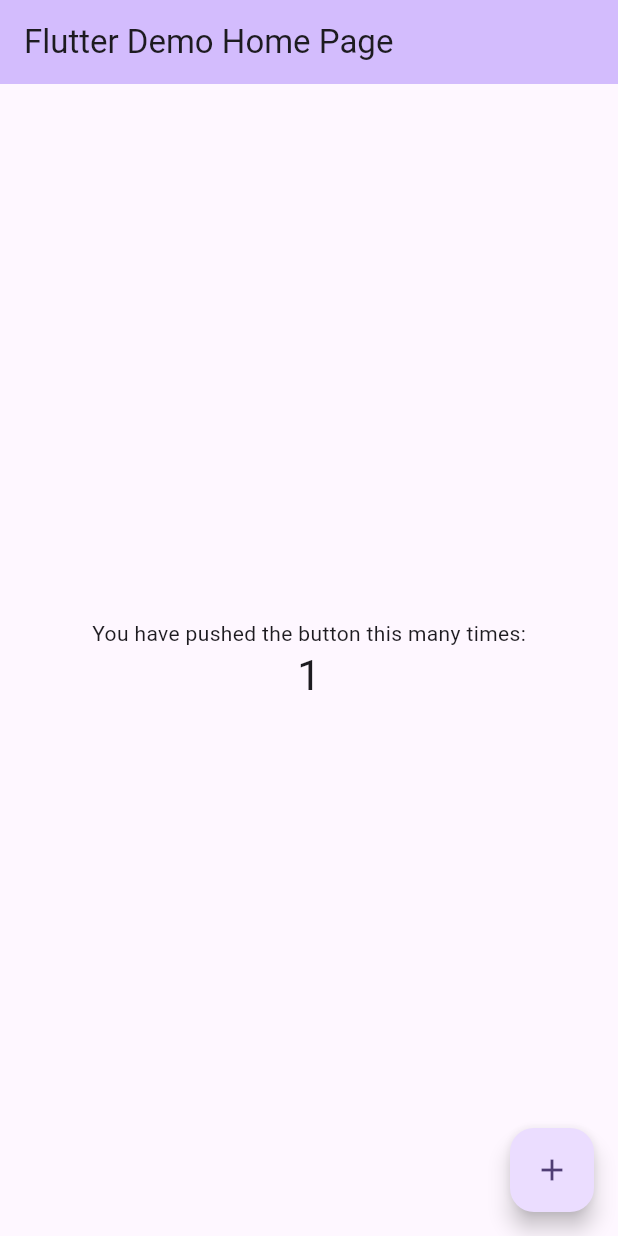
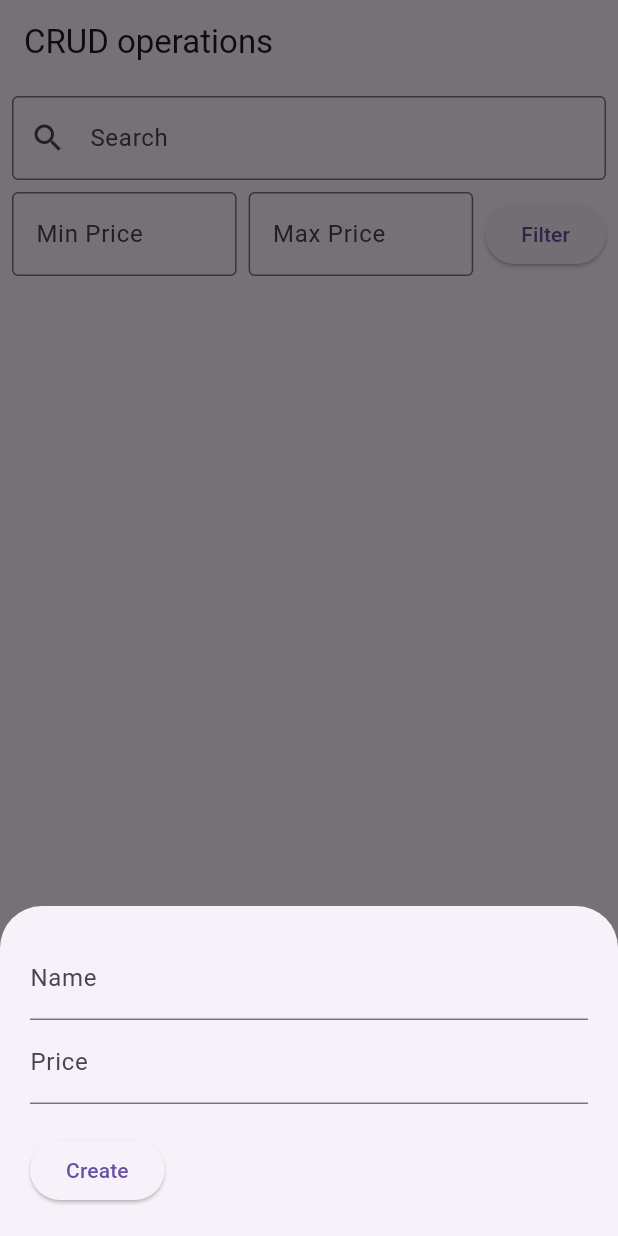
Before and after one commit to fheise1/CW6--MAD-, a Flutter app: the screen it shows after launch, after a tap on the "add" icon, on a phone screen of 412 x 824 dp. Run offline on Flutter 3.47's test engine with Material 3 defaults, Android fonts, the phone set to English and light mode, and no system bars; our stand-ins replace cloud_firestore, firebase_core; accounts and stored records are empty.

Commit message:
added firebase and in classwork 11 base code to start off from

```diff
--- a/lib/main.dart
+++ b/lib/main.dart
@@ -1,125 +1,273 @@
 import 'package:flutter/material.dart';
+import 'package:firebase_core/firebase_core.dart';
+import 'package:cloud_firestore/cloud_firestore.dart';
+import 'firebase_options.dart';
 
-void main() {
+void main() async {
+  WidgetsFlutterBinding.ensureInitialized();
+  await Firebase.initializeApp(
+    options: DefaultFirebaseOptions.currentPlatform,
+  );
   runApp(const MyApp());
 }
 
 class MyApp extends StatelessWidget {
   const MyApp({super.key});
 
-  // This widget is the root of your application.
   @override
   Widget build(BuildContext context) {
-    return MaterialApp(
-      title: 'Flutter Demo',
-      theme: ThemeData(
-        // This is the theme of your application.
-        //
-        // TRY THIS: Try running your application with "flutter run". You'll see
-        // the application has a purple toolbar. Then, without quitting the app,
-        // try changing the seedColor in the colorScheme below to Colors.green
-        // and then invoke "hot reload" (save your changes or press the "hot
-        // reload" button in a Flutter-supported IDE, or press "r" if you used
-        // the command line to start the app).
-        //
-        // Notice that the counter didn't reset back to zero; the application
-        // state is not lost during the reload. To reset the state, use hot
-        // restart instead.
-        //
-        // This works for code too, not just values: Most code changes can be
-        // tested with just a hot reload.
-        colorScheme: ColorScheme.fromSeed(seedColor: Colors.deepPurple),
-        useMaterial3: true,
-      ),
-      home: const MyHomePage(title: 'Flutter Demo Home Page'),
+    return const MaterialApp(
+      // Remove the debug banner
+      debugShowCheckedModeBanner: false,
+      title: 'Test',
+      home: HomePage(),
     );
   }
 }
 
-class MyHomePage extends StatefulWidget {
-  const MyHomePage({super.key, required this.title});
-
-  // This widget is the home page of your application. It is stateful, meaning
-  // that it has a State object (defined below) that contains fields that affect
-  // how it looks.
-
-  // This class is the configuration for the state. It holds the values (in this
-  // case the title) provided by the parent (in this case the App widget) and
-  // used by the build method of the State. Fields in a Widget subclass are
-  // always marked "final".
-
-  final String title;
+class HomePage extends StatefulWidget {
+  const HomePage({super.key});
 
   @override
-  State<MyHomePage> createState() => _MyHomePageState();
+  State<HomePage> createState() => _HomePageState();
 }
 
-class _MyHomePageState extends State<MyHomePage> {
-  int _counter = 0;
+class _HomePageState extends State<HomePage> {
+  // text fields' controllers
+  final TextEditingController _nameController = TextEditingController();
+  final TextEditingController _priceController = TextEditingController();
+  final TextEditingController _searchController = TextEditingController(); // Controller for search bar
+  final TextEditingController _minPriceController = TextEditingController(); // Controller for minimum price
+  final TextEditingController _maxPriceController = TextEditingController(); // Controller for maximum price
 
-  void _incrementCounter() {
-    setState(() {
-      // This call to setState tells the Flutter framework that something has
-      // changed in this State, which causes it to rerun the build method below
-      // so that the display can reflect the updated values. If we changed
-      // _counter without calling setState(), then the build method would not be
-      // called again, and so nothing would appear to happen.
-      _counter++;
+  final CollectionReference _products =
+      FirebaseFirestore.instance.collection('products');
+
+  String _searchQuery = '';
+  double? _minPrice; // Minimum price filter
+  double? _maxPrice; // Maximum price filter
+
+  @override
+  void initState() {
+    super.initState();
+    _searchController.addListener(() {
+      setState(() {
+        _searchQuery = _searchController.text.toLowerCase();
+      });
     });
   }
 
   @override
+  void dispose() {
+    _nameController.dispose();
+    _priceController.dispose();
+    _searchController.dispose();
+    _minPriceController.dispose();
+    _maxPriceController.dispose();
+    super.dispose();
+  }
+
+  void _applyPriceFilter() {
+    setState(() {
+      _minPrice = double.tryParse(_minPriceController.text);
+      _maxPrice = double.tryParse(_maxPriceController.text);
+    });
+  }
+
+  Future<void> _createOrUpdate([DocumentSnapshot? documentSnapshot]) async {
+    String action = 'create';
+    if (documentSnapshot != null) {
+      action = 'update';
+      _nameController.text = documentSnapshot['name'];
+      _priceController.text = documentSnapshot['price'].toString();
+    }
+
+    await showModalBottomSheet(
+      isScrollControlled: true,
+      context: context,
+      builder: (BuildContext ctx) {
+        return Padding(
+          padding: EdgeInsets.only(
+            top: 20,
+            left: 20,
+            right: 20,
+            bottom: MediaQuery.of(ctx).viewInsets.bottom + 20,
+          ),
+          child: Column(
+            mainAxisSize: MainAxisSize.min,
+            crossAxisAlignment: CrossAxisAlignment.start,
+            children: [
+              TextField(
+                controller: _nameController,
+                decoration: const InputDecoration(labelText: 'Name'),
+              ),
+              TextField(
+                keyboardType: TextInputType.numberWithOptions(decimal: true),
+                controller: _priceController,
+                decoration: const InputDecoration(
+                  labelText: 'Price',
+                ),
+              ),
+              const SizedBox(
+                height: 20,
+              ),
+              ElevatedButton(
+                child: Text(action == 'create' ? 'Create' : 'Update'),
+                onPressed: () async {
+                  String name = _nameController.text;
+                  double price = double.parse(_priceController.text);
+                  if (name.isNotEmpty && price != null) {
+                    if (action == 'create') {
+                      // Persist a new product to Firestore
+                      await _products.add({"name": name, "price": price});
+                    }
+
+                    if (action == 'update') {
+                      // Update the product
+                      await _products.doc(documentSnapshot!.id).update({
+                        "name": name,
+                        "price": price,
+                      });
+                    }
+
+                    _nameController.text = '';
+                    _priceController.text = '';
+
+                    Navigator.of(context).pop();
+                  }
+                },
+              )
+            ],
+          ),
+        );
+      },
+    );
+  }
+
+  Future<void> _deleteProduct(String productId) async {
+    await _products.doc(productId).delete();
+
+    ScaffoldMessenger.of(context).showSnackBar(
+      const SnackBar(
+        content: Text('You have successfully deleted a product'),
+      ),
+    );
+  }
+
+  @override
   Widget build(BuildContext context) {
-    // This method is rerun every time setState is called, for instance as done
-    // by the _incrementCounter method above.
-    //
-    // The Flutter framework has been optimized to make rerunning build methods
-    // fast, so that you can just rebuild anything that needs updating rather
-    // than having to individually change instances of widgets.
     return Scaffold(
       appBar: AppBar(
-        // TRY THIS: Try changing the color here to a specific color (to
-        // Colors.amber, perhaps?) and trigger a hot reload to see the AppBar
-        // change color while the other colors stay the same.
-        backgroundColor: Theme.of(context).colorScheme.inversePrimary,
-        // Here we take the value from the MyHomePage object that was created by
-        // the App.build method, and use it to set our appbar title.
-        title: Text(widget.title),
+        title: const Text('CRUD operations'),
       ),
-      body: Center(
-        // Center is a layout widget. It takes a single child and positions it
-        // in the middle of the parent.
-        child: Column(
-          // Column is also a layout widget. It takes a list of children and
-          // arranges them vertically. By default, it sizes itself to fit its
-          // children horizontally, and tries to be as tall as its parent.
-          //
-          // Column has various properties to control how it sizes itself and
-          // how it positions its children. Here we use mainAxisAlignment to
-          // center the children vertically; the main axis here is the vertical
-          // axis because Columns are vertical (the cross axis would be
-          // horizontal).
-          //
-          // TRY THIS: Invoke "debug painting" (choose the "Toggle Debug Paint"
-          // action in the IDE, or press "p" in the console), to see the
-          // wireframe for each widget.
-          mainAxisAlignment: MainAxisAlignment.center,
-          children: <Widget>[
-            const Text(
-              'You have pushed the button this many times:',
+      body: Column(
+        children: [
+          // Search Bar
+          Padding(
+            padding: const EdgeInsets.all(8.0),
+            child: TextField(
+              controller: _searchController,
+              decoration: const InputDecoration(
+                labelText: 'Search',
+                prefixIcon: Icon(Icons.search),
+                border: OutlineInputBorder(),
+              ),
             ),
-            Text(
-              '$_counter',
-              style: Theme.of(context).textTheme.headlineMedium,
+          ),
+          // Price Range Filter
+          Padding(
+            padding: const EdgeInsets.symmetric(horizontal: 8.0),
+            child: Row(
+              children: [
+                Expanded(
+                  child: TextField(
+                    controller: _minPriceController,
+                    keyboardType: TextInputType.numberWithOptions(decimal: true),
+                    decoration: const InputDecoration(
+                      labelText: 'Min Price',
+                      border: OutlineInputBorder(),
+                    ),
+                  ),
+                ),
+                const SizedBox(width: 8),
+                Expanded(
+                  child: TextField(
+                    controller: _maxPriceController,
+                    keyboardType: TextInputType.numberWithOptions(decimal: true),
+                    decoration: const InputDecoration(
+                      labelText: 'Max Price',
+                      border: OutlineInputBorder(),
+                    ),
+                  ),
+                ),
+                const SizedBox(width: 8),
+                ElevatedButton(
+                  onPressed: _applyPriceFilter,
+                  child: const Text('Filter'),
+                ),
+              ],
             ),
-          ],
-        ),
+          ),
+          Expanded(
+            // Using StreamBuilder to display all products from Firestore in real-time
+            child: StreamBuilder(
+              stream: _products.snapshots(),
+              builder: (context, AsyncSnapshot<QuerySnapshot> streamSnapshot) {
+                if (streamSnapshot.hasData) {
+                  final filteredDocs = streamSnapshot.data!.docs.where((doc) {
+                    final name = doc['name'].toString().toLowerCase();
+                    final price = doc['price'] as double;
+                    final matchesSearch = name.contains(_searchQuery);
+                    final matchesPrice = (_minPrice == null || price >= _minPrice!) &&
+                        (_maxPrice == null || price <= _maxPrice!);
+                    return matchesSearch && matchesPrice;
+                  }).toList();
+
+                  return ListView.builder(
+                    itemCount: filteredDocs.length,
+                    itemBuilder: (context, index) {
+                      final DocumentSnapshot documentSnapshot =
+                          filteredDocs[index];
+                      return Card(
+                        margin: const EdgeInsets.all(10),
+                        child: ListTile(
+                          title: Text(documentSnapshot['name']),
+                          subtitle: Text(documentSnapshot['price'].toString()),
+                          trailing: SizedBox(
+                            width: 100,
+                            child: Row(
+                              children: [
+                                IconButton(
+                                  icon: const Icon(Icons.edit),
+                                  onPressed: () =>
+                                      _createOrUpdate(documentSnapshot),
+                                ),
+                                IconButton(
+                                  icon: const Icon(Icons.delete),
+                                  onPressed: () =>
+                                      _deleteProduct(documentSnapshot.id),
+                                ),
+                              ],
+                            ),
+                          ),
+                        ),
+                      );
+                    },
+                  );
+                }
+
+                return const Center(
+                  child: CircularProgressIndicator(),
+                );
+              },
+            ),
+          ),
+        ],
       ),
       floatingActionButton: FloatingActionButton(
-        onPressed: _incrementCounter,
-        tooltip: 'Increment',
+        onPressed: () => _createOrUpdate(),
         child: const Icon(Icons.add),
-      ), // This trailing comma makes auto-formatting nicer for build methods.
+      ),
     );
   }
 }
```
Also changed, not shown: firebase.json (added), lib/firebase_options.dart (added), 3 other files.
